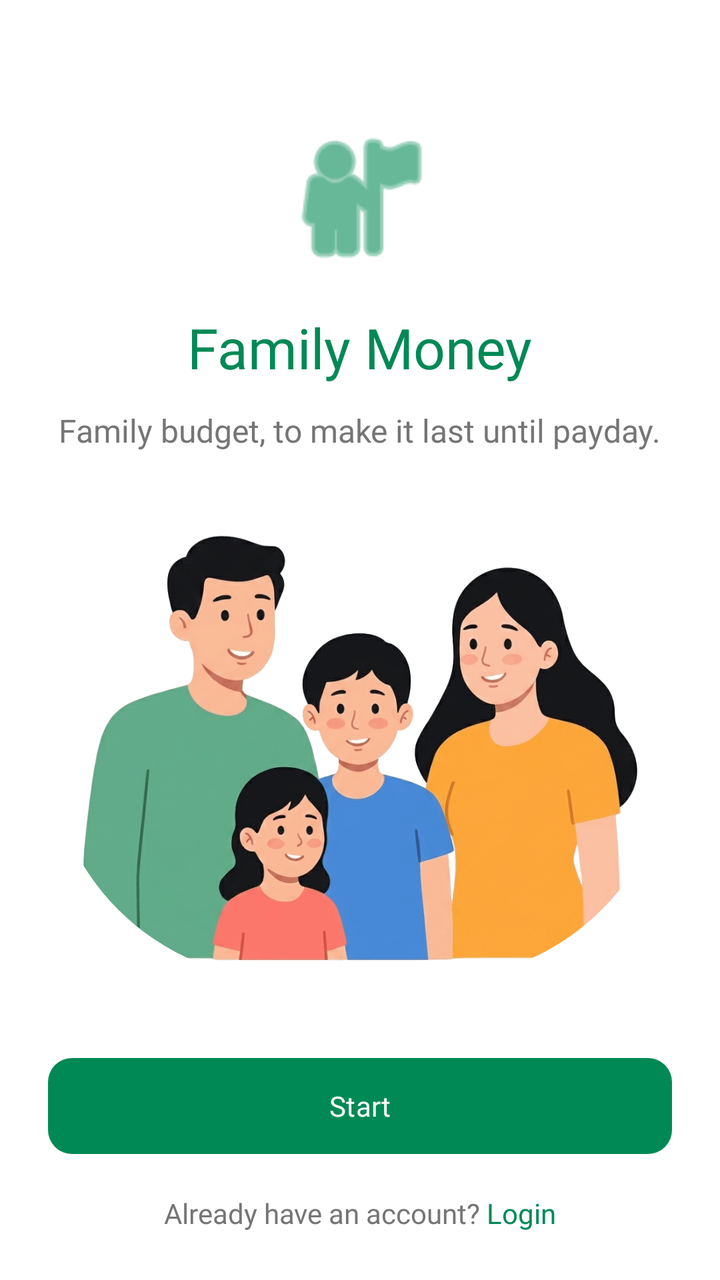
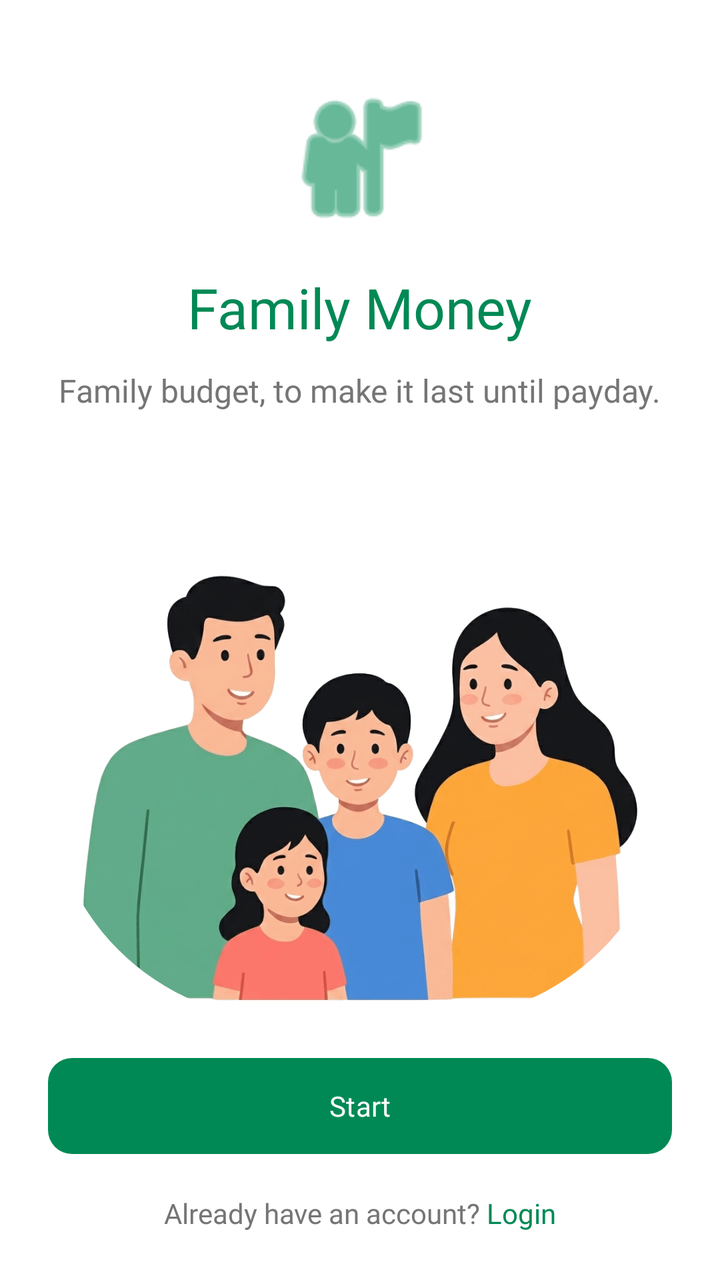

An Android layout rendered at two revisions. The XML below is the earlier revision; the diff shows what the commit changed to produce the second picture.
<!-- AndroidManifest.xml: application theme Theme.Carti -->
<!-- res/layout/fragment_onboarding_welcome.xml -->
<?xml version="1.0" encoding="utf-8"?>
<androidx.constraintlayout.widget.ConstraintLayout xmlns:android="http://schemas.android.com/apk/res/android"
    xmlns:app="http://schemas.android.com/apk/res-auto"
    android:id="@+id/onboardingWelcome"
    android:layout_width="match_parent"
    android:layout_height="match_parent"
    android:background="@color/white">

    <LinearLayout
        android:id="@+id/onboardingWelcomeHeader"
        android:layout_width="match_parent"
        android:layout_height="wrap_content"
        android:gravity="center_horizontal"
        android:orientation="vertical"
        android:padding="24dp"
        app:layout_constraintBottom_toTopOf="@+id/ivIllustration"
        app:layout_constraintTop_toTopOf="parent"
        app:layout_constraintVertical_chainStyle="packed">

        <ImageView
            android:layout_width="80dp"
            android:layout_height="80dp"
            android:contentDescription="@null"
            android:src="@android:drawable/ic_menu_myplaces"
            app:tint="@color/carti_primary_green" />

        <TextView
            android:layout_width="wrap_content"
            android:layout_height="wrap_content"
            android:layout_marginTop="16dp"
            android:fontFamily="@font/plus_jakarta_sans_bold"
            android:text="@string/onboarding_welcome_title"
            android:textColor="@color/carti_primary_green"
            android:textSize="28sp" />

        <TextView
            android:layout_width="wrap_content"
            android:layout_height="wrap_content"
            android:layout_marginTop="12dp"
            android:fontFamily="@font/plus_jakarta_sans_medium"
            android:gravity="center"
            android:text="@string/onboarding_welcome_desc"
            android:textColor="@color/text_secondary"
            android:textSize="16sp" />
    </LinearLayout>

    <com.google.android.material.imageview.ShapeableImageView
        android:id="@+id/ivIllustration"
        android:layout_width="0dp"
        android:layout_height="240dp"
        android:layout_marginStart="24dp"
        android:layout_marginEnd="24dp"
        android:scaleType="centerCrop"
        android:src="@drawable/onboarding_welcoming_family"
        app:layout_constraintBottom_toTopOf="@+id/btnStart"
        app:layout_constraintEnd_toEndOf="parent"
        app:layout_constraintStart_toStartOf="parent"
        app:layout_constraintTop_toBottomOf="@id/onboardingWelcomeHeader"
        app:shapeAppearanceOverlay="@style/ShapeAppearance.Pigy.Circle" />

    <com.google.android.material.button.MaterialButton
        android:id="@+id/btnStart"
        android:layout_width="0dp"
        android:layout_height="56dp"
        android:layout_marginStart="24dp"
        android:layout_marginEnd="24dp"
        android:layout_marginBottom="16dp"
        android:fontFamily="@font/plus_jakarta_sans_bold"
        android:text="@string/btn_start"
        android:textAllCaps="false"
        app:cornerRadius="12dp"
        app:layout_constraintBottom_toTopOf="@+id/tvLoginPrompt"
        app:layout_constraintEnd_toEndOf="parent"
        app:layout_constraintStart_toStartOf="parent" />

    <TextView
        android:id="@+id/tvLoginPrompt"
        android:layout_width="wrap_content"
        android:layout_height="wrap_content"
        android:layout_marginBottom="24dp"
        android:fontFamily="@font/plus_jakarta_sans_medium"
        android:text="@string/footer_login_prompt"
        android:textColor="@color/text_secondary"
        android:textSize="14sp"
        app:layout_constraintBottom_toBottomOf="parent"
        app:layout_constraintEnd_toEndOf="parent"
        app:layout_constraintStart_toStartOf="parent" />

</androidx.constraintlayout.widget.ConstraintLayout>
<!-- resources referenced by this layout -->
<resources>
  <color name="carti_primary_green">#008955</color>
  <color name="text_secondary">#757575</color>
  <color name="white">#FFFFFFFF</color>
  <!-- drawable onboarding_welcoming_family: png bitmap (drawable, 198827 bytes) -->
  <string name="btn_start">Start</string>
  <string name="footer_login_prompt">Already have an account? <font color="#008955">Login</font></string>
  <string name="onboarding_welcome_desc">Family budget, to make it last until payday.</string>
  <string name="onboarding_welcome_title">Family Money</string>
  <style name="ShapeAppearance.Pigy.Circle" parent="">
          <item name="cornerFamily">rounded</item>
          <item name="cornerSize">50%</item>
      </style>
  <style name="Theme.Carti" parent="Base.Theme.Carti" />
  <style name="Base.Theme.Carti" parent="Theme.Material3.DayNight.NoActionBar">
          <item name="colorPrimary">@color/carti_primary_green</item>
          <item name="android:windowBackground">@color/white</item>
          <item name="android:statusBarColor">@color/white</item>
          <item name="android:windowLightStatusBar" tools:targetApi="m">true</item>
          <item name="android:navigationBarColor">@color/white</item>
      </style>
</resources>

<!-- the commit's change to res/layout/fragment_onboarding_welcome.xml (unified diff, before → after) -->
@@ -50,6 +50,7 @@
         android:layout_height="240dp"
         android:layout_marginStart="24dp"
         android:layout_marginEnd="24dp"
+        android:layout_marginTop="40dp"
         android:scaleType="centerCrop"
         android:src="@drawable/onboarding_welcoming_family"
         app:layout_constraintBottom_toTopOf="@+id/btnStart"
